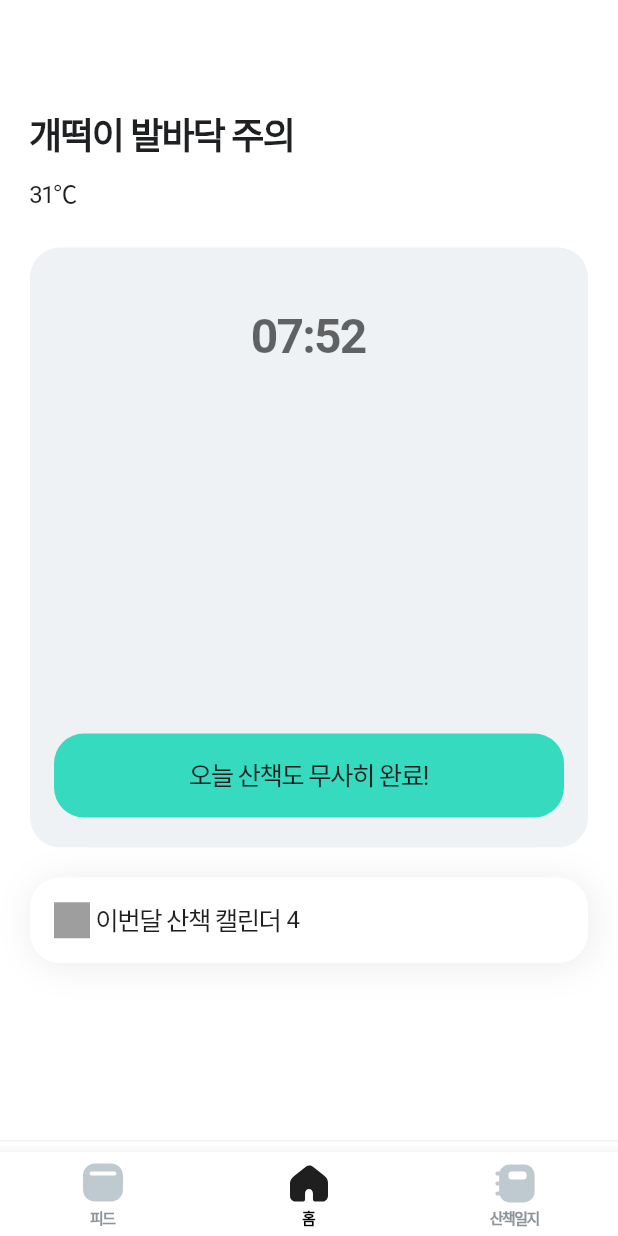
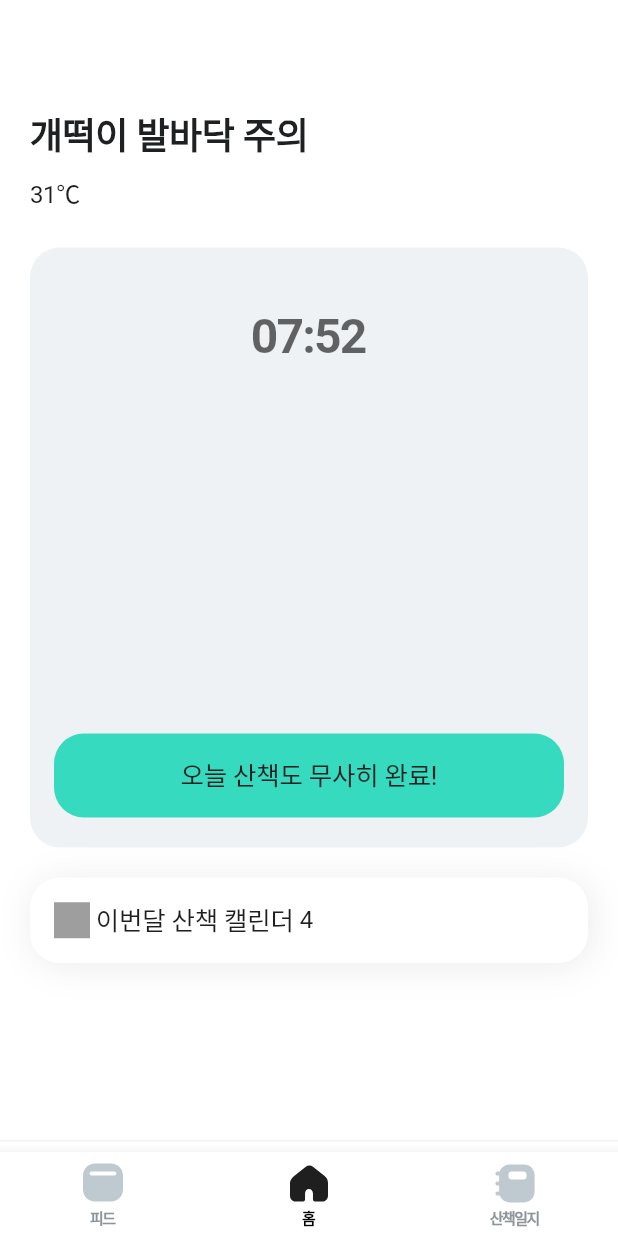
Before and after one commit to Nexters/puppycode, a Flutter app: the screen it shows after launch, item 2 of the bottom bar chosen, on a phone screen of 412 x 824 dp. Run offline on Flutter 3.47's test engine with Material 3 defaults, Android fonts, the light colour scheme and no system bars; our stand-ins replace badges, camera, flutter_svg, get, infinite_scroll_pagination, share; network calls fail; Roboto replaces fonts that are missing (Pretendard); project files that could hold a hidden picture were left out.

Commit message:
Fix Typography letterSpacing

```diff
--- a/lib/pages/myfeeds/feed.dart
+++ b/lib/pages/myfeeds/feed.dart
@@ -62,7 +62,7 @@ class _MyFeedPageState extends State<MyFeedPage> {
                 ),
               ),
               const SizedBox(height: 8),
-              const Head3(value: '자다가 산책 가자니까 벌떡 일어나는  거 봐'),
+              const Head3(value: '자다가 산책 가자니까 벌떡 일어나는거 봐'),
               const SizedBox(height: 16),
               Container(
                 decoration: BoxDecoration(
--- a/lib/shared/typography/body.dart
+++ b/lib/shared/typography/body.dart
@@ -71,20 +71,20 @@ class Body4 extends StatelessWidget {
       {super.key,
       required this.value,
       this.color,
-      this.bold = false,
+      this.fontWeight,
       this.textShadow});
 
   final String value;
   final Color? color;
   final Shadow? textShadow;
-  final bool bold;
+  final FontWeight? fontWeight;
 
   @override
   Widget build(BuildContext context) {
     return Text(
       value,
       style: BodyTextStyle.getBody4Style(
-          color: color, bold: bold, textShadow: textShadow),
+          color: color, fontWeight: fontWeight, textShadow: textShadow),
     );
   }
 }
@@ -94,7 +94,7 @@ class BodyTextStyle {
     return TextStyle(
       fontSize: 17,
       fontWeight: bold == true ? FontWeight.w600 : FontWeight.w400,
-      letterSpacing: -1,
+      letterSpacing: -0.01 * 17,
       color: color ?? _kDefaultTextColor,
       height: 24 / 17,
       decoration: TextDecoration.none,
@@ -105,7 +105,7 @@ class BodyTextStyle {
     return TextStyle(
       fontSize: 16,
       fontWeight: bold == true ? FontWeight.w600 : FontWeight.w400,
-      letterSpacing: -1,
+      letterSpacing: -0.01 * 16,
       color: color ?? _kDefaultTextColor,
       height: 24 / 16,
     );
@@ -115,17 +115,20 @@ class BodyTextStyle {
     return TextStyle(
       fontSize: 15,
       fontWeight: bold == true ? FontWeight.w600 : FontWeight.w400,
-      letterSpacing: -1,
+      letterSpacing: -0.01 * 15,
       color: color ?? _kDefaultTextColor,
       height: 23 / 15,
     );
   }
 
-  static getBody4Style({Color? color, bool? bold, Shadow? textShadow}) {
+// medium 추가
+  static getBody4Style(
+      {Color? color, FontWeight? fontWeight, Shadow? textShadow}) {
     return TextStyle(
       fontSize: 14,
-      fontWeight: bold == true ? FontWeight.w600 : FontWeight.w400,
-      letterSpacing: -1,
+      fontWeight:
+          fontWeight, // semibold, medium, regular 세가지 (FontWeight.w600, w500, w400)
+      letterSpacing: -0.01 * 14,
       color: color ?? _kDefaultTextColor,
       height: 18 / 14,
       shadows: textShadow != null ? <Shadow>[textShadow] : null,
--- a/lib/shared/typography/head.dart
+++ b/lib/shared/typography/head.dart
@@ -45,14 +45,29 @@ class Head3 extends StatelessWidget {
   }
 }
 
+class Head4 extends StatelessWidget {
+  const Head4({super.key, required this.value, this.color});
+
+  final Color? color;
+  final String value;
+
+  @override
+  Widget build(BuildContext context) {
+    return Text(
+      value,
+      style: HeadTextStyle.getH4Style(color: color),
+    );
+  }
+}
+
 const _kDefaultTextColor = Color(0xFF1E2022);
 
 class HeadTextStyle {
   static getH1Style({Color? color}) {
     return TextStyle(
       fontSize: 24,
-      fontWeight: FontWeight.w700,
-      letterSpacing: -1.2,
+      fontWeight: FontWeight.w700, // bold
+      letterSpacing: -0.012 * 24,
       color: color ?? _kDefaultTextColor,
       height: 33 / 24,
     );
@@ -61,8 +76,8 @@ class HeadTextStyle {
   static getH2Style({Color? color}) {
     return TextStyle(
       fontSize: 22,
-      fontWeight: FontWeight.w700,
-      letterSpacing: -1.2,
+      fontWeight: FontWeight.w700, // bold
+      letterSpacing: -0.012 * 22,
       color: color ?? _kDefaultTextColor,
       height: 31 / 22,
     );
@@ -71,10 +86,20 @@ class HeadTextStyle {
   static getH3Style({Color? color}) {
     return TextStyle(
       fontSize: 20,
-      fontWeight: FontWeight.w700,
-      letterSpacing: -1.2,
+      fontWeight: FontWeight.w600, // semibold
+      letterSpacing: -0.012 * 20,
       color: color ?? _kDefaultTextColor,
       height: 28 / 20,
     );
   }
+
+  static getH4Style({Color? color}) {
+    return TextStyle(
+      fontSize: 18,
+      fontWeight: FontWeight.w600, // semibold
+      letterSpacing: -0.012 * 18,
+      color: color ?? _kDefaultTextColor,
+      height: 24 / 18,
+    );
+  }
 }
```
